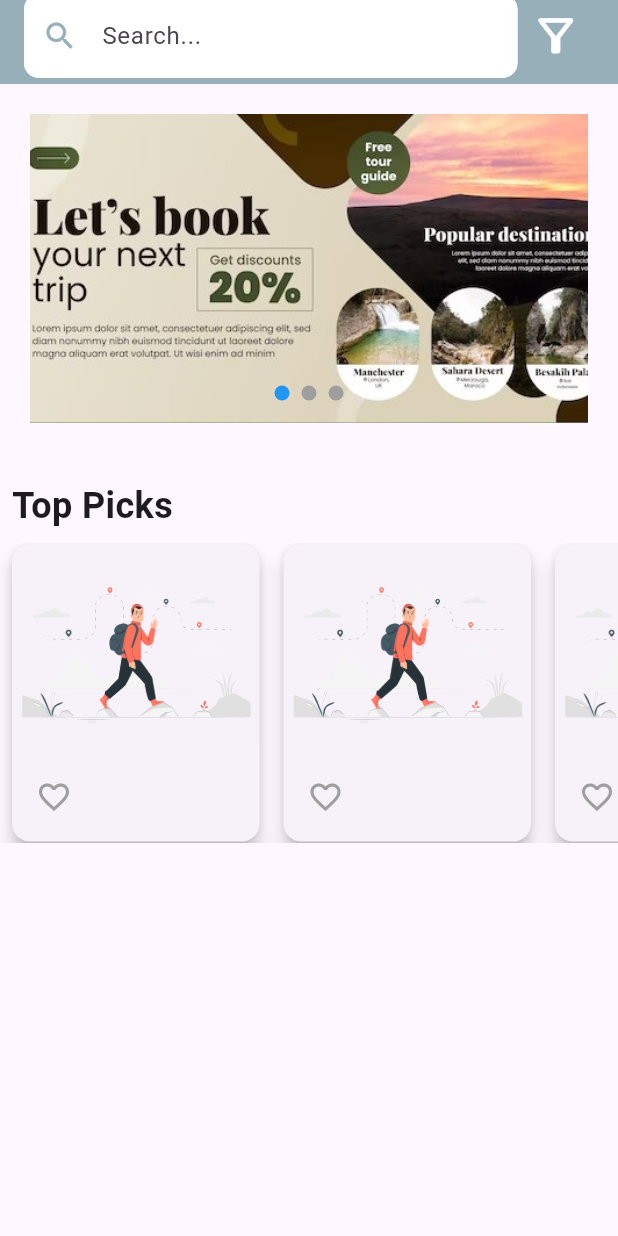
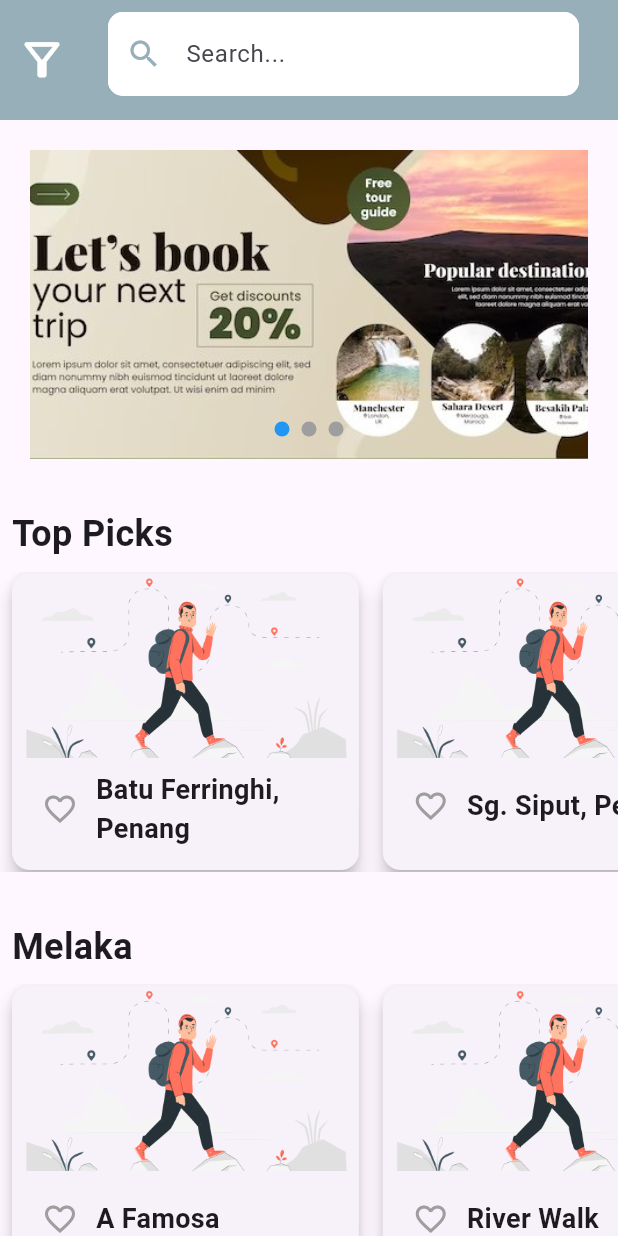
Before and after one commit to GohJiaWei/Travel, a Flutter app: the HomePage screen opened directly, on a phone screen of 412 x 824 dp. Run offline on Flutter 3.47's test engine with Material 3 defaults, Android fonts, the phone set to English and light mode, and no system bars; our stand-ins replace curved_navigation_bar, dash_chat_2, flutter_gemini, google_maps_flutter, image_picker, location and 1 more; missing offline and left inert: mysql1, translator.

Commit message:
update homepage

```diff
--- a/lib/pages/home.dart
+++ b/lib/pages/home.dart
@@ -2,13 +2,13 @@ import 'dart:async';
 
 import 'package:flutter/material.dart';
 import 'package:flutter/scheduler.dart';
+import 'package:travel/pages/filter.dart';
 
 void main() {
   runApp(MyApp());
 }
 
 class MyApp extends StatelessWidget {
-
   @override
   Widget build(BuildContext context) {
     return MaterialApp(
@@ -17,6 +17,7 @@ class MyApp extends StatelessWidget {
     );
   }
 }
+
 class HomePage extends StatefulWidget {
   const HomePage({super.key});
 
@@ -27,6 +28,13 @@ class HomePage extends StatefulWidget {
 class _HomePageState extends State<HomePage> {
   late PageController _pageController;
   late int _currentPage;
+  List<String> _tags = ['Nature', 'Luxury', 'Adventure', 'Relaxation'];
+  List<String> _selectedTags = [];
+  double _tripBudget = 1000.0;
+  double _hotelBudget = 500.0;
+  String? _selectedState;
+  DateTime? _startDate;
+  DateTime? _endDate;
 
   // List of image paths
   final List<String> _imagePaths = [
@@ -45,7 +53,8 @@ class _HomePageState extends State<HomePage> {
     SchedulerBinding.instance.addPostFrameCallback((_) {
       Timer.periodic(Duration(seconds: 3), (timer) {
         if (_pageController.hasClients) {
-          int nextPage = (_currentPage + 1) % _imagePaths.length; // Use length of imagePaths list
+          int nextPage = (_currentPage + 1) %
+              _imagePaths.length; // Use length of imagePaths list
           _pageController.animateToPage(
             nextPage,
             duration: Duration(milliseconds: 300),
@@ -65,6 +74,41 @@ class _HomePageState extends State<HomePage> {
     super.dispose();
   }
 
+  void _showMultiSelectDialog() async {
+    final Map<String, dynamic>? result = await showDialog<Map<String, dynamic>>(
+      context: context,
+      builder: (BuildContext context) {
+        return MultiSelectDialog(
+          tags: _tags,
+          selectedTags: _selectedTags,
+          tripBudget: _tripBudget,
+          hotelBudget: _hotelBudget,
+          selectedState: _selectedState,
+          startDate: _startDate,
+          endDate: _endDate,
+        );
+      },
+    );
+
+    if (result != null) {
+      setState(() {
+        _selectedTags = List<String>.from(result['selectedTags']);
+        _tripBudget = result['tripBudget'];
+        _hotelBudget = result['hotelBudget'];
+        _selectedState = result['selectedState'];
+        _startDate = result['startDate'];
+        _endDate = result['endDate'];
+      });
+
+      print('Selected tags: $_selectedTags');
+      print('Trip Budget: \$${_tripBudget.toStringAsFixed(0)}');
+      print('Hotel Budget: \$${_hotelBudget.toStringAsFixed(0)}');
+      print('Selected State: $_selectedState');
+      print(
+          'Trip Dates: ${_startDate?.toLocal().toString().split(' ')[0]} to ${_endDate?.toLocal().toString().split(' ')[0]}');
+    }
+  }
+
   @override
   Widget build(BuildContext context) {
     final screenWidth = MediaQuery.of(context).size.width;
@@ -73,6 +117,11 @@ class _HomePageState extends State<HomePage> {
       // backgroundColor: Colors.grey[300],
       appBar: AppBar(
         backgroundColor: Color(0xFF97AFB8),
+        toolbarHeight: 80.0,
+        leading: IconButton(
+          icon: Icon(Icons.filter_alt_outlined, color: Colors.white, size: 35),
+          onPressed: _showMultiSelectDialog,
+        ),
         title: Padding(
           padding: const EdgeInsets.only(bottom: 8.0), // Add bottom padding
           child: Row(
@@ -100,14 +149,7 @@ class _HomePageState extends State<HomePage> {
                   },
                 ),
               ),
-              IconButton(
-                icon: Icon(Icons.filter_alt_outlined, color: Colors.white,size: 35,),
-                onPressed: () {
-                  // Handle filter button press
-                  print('Filter pressed');
-                },
-              ),
-
+              SizedBox(width: 10),
             ],
           ),
         ),
@@ -116,7 +158,9 @@ class _HomePageState extends State<HomePage> {
         child: Column(
           crossAxisAlignment: CrossAxisAlignment.start,
           children: [
-            SizedBox(height: 20,),
+            SizedBox(
+              height: 20,
+            ),
             Stack(
               alignment: Alignment.center,
               children: [
@@ -125,7 +169,8 @@ class _HomePageState extends State<HomePage> {
                   height: screenWidth * 0.5, // Adjust height as needed
                   child: PageView.builder(
                     controller: _pageController,
-                    itemCount: _imagePaths.length, // Use length of imagePaths list
+                    itemCount:
+                        _imagePaths.length, // Use length of imagePaths list
                     onPageChanged: (index) {
                       setState(() {
                         _currentPage = index;
@@ -142,7 +187,6 @@ class _HomePageState extends State<HomePage> {
                         //   width: 1.0, // Outline width
                         // ),),
                         child: ClipRRect(
-
                           // borderRadius: BorderRadius.circular(12.0),
                           child: Image.asset(
                             imagePath,
@@ -168,21 +212,25 @@ class _HomePageState extends State<HomePage> {
                           height: 10,
                           decoration: BoxDecoration(
                             shape: BoxShape.circle,
-                            color: _currentPage == index ? Colors.blue : Colors.grey,
+                            color: _currentPage == index
+                                ? Colors.blue
+                                : Colors.grey,
                           ),
                         );
                       }),
                     ),
                   ),
                 ),
-
               ],
             ),
             // Venue Cards
-            SizedBox(height: 30,),
+            SizedBox(
+              height: 25,
+            ),
             Padding(
               padding: const EdgeInsets.all(8.0),
-              child: Text('Top Picks', style: TextStyle(fontSize: 24, fontWeight: FontWeight.bold)),
+              child: Text('Top Picks',
+                  style: TextStyle(fontSize: 24, fontWeight: FontWeight.bold)),
             ),
             Container(
               height: 200,
@@ -199,10 +247,41 @@ class _HomePageState extends State<HomePage> {
                   ),
                   VenueCard(
                     imageUrl: 'images/login.png',
-                    name: 'Pulau Tioman,',
+                    name: 'Pulau Tioman, Pahang',
                   ),
                 ],
               ),
+            ),
+            SizedBox(
+              height: 25,
+            ),
+            Padding(
+              padding: const EdgeInsets.all(8.0),
+              child: Text('Melaka',
+                  style: TextStyle(fontSize: 24, fontWeight: FontWeight.bold)),
+            ),
+            Container(
+              height: 200,
+              child: ListView(
+                scrollDirection: Axis.horizontal,
+                children: [
+                  VenueCard(
+                    imageUrl: 'images/login.png',
+                    name: 'A Famosa',
+                  ),
+                  VenueCard(
+                    imageUrl: 'images/login.png',
+                    name: 'River Walk',
+                  ),
+                  VenueCard(
+                    imageUrl: 'images/login.png',
+                    name: 'Nyonya Village Melaka',
+                  ),
+                ],
+              ),
+            ),
+            SizedBox(
+              height: 65,
             ),
           ],
         ),
@@ -237,18 +316,35 @@ class _VenueCardState extends State<VenueCard> {
 
   @override
   Widget build(BuildContext context) {
-    return Card(
+    // Get the screen width and height from MediaQuery
+    final screenWidth = MediaQuery.of(context).size.width;
+    final screenHeight = MediaQuery.of(context).size.height;
+
+    // Set a fixed width for the container as a percentage of the screen width
+    final containerWidth =
+        screenWidth * 0.6; // 50% of the screen width, adjust as needed
+    final imageHeight =
+        containerWidth * 0.5; // 60% of the container width for image height
+
+    return Container(
+      width: containerWidth,
+      child: Card(
         elevation: 5,
         margin: EdgeInsets.symmetric(horizontal: 8, vertical: 1),
         child: Column(
           crossAxisAlignment: CrossAxisAlignment.start,
           children: [
-          Image.asset(widget.imageUrl,
-              width: 165, height: 140, fit: BoxFit.cover),
+            // Adjust image width and height to fit within the container
+            Image.asset(
+              widget.imageUrl,
+              width: containerWidth, // Make the image fill the container width
+              height:
+                  imageHeight, // Set the height as a proportion of the container width
+              fit: BoxFit.cover,
+            ),
             Padding(
-            padding: const EdgeInsets.all(4.0),
+              padding: const EdgeInsets.all(8.0), // Add padding around Row
               child: Row(
-              mainAxisAlignment: MainAxisAlignment.spaceBetween,
                 children: [
                   IconButton(
                     onPressed: toggleFavorite,
@@ -259,12 +355,21 @@ class _VenueCardState extends State<VenueCard> {
                       color: isFavorited ? Colors.red : Colors.grey,
                     ),
                   ),
-
+                  Expanded(
+                    child: Text(
+                      widget.name,
+                      style:
+                          TextStyle(fontSize: 18, fontWeight: FontWeight.bold),
+                      overflow: TextOverflow.visible, // Allows text to wrap
+                      softWrap: true, // Enables text wrapping
+                    ),
+                  ),
                 ],
               ),
             ),
           ],
         ),
+      ),
     );
   }
 }
```
Also changed, not shown: lib/pages/filter.dart (added, +285 -0 lines). Lines whose indentation alone changed are shown as unchanged.
